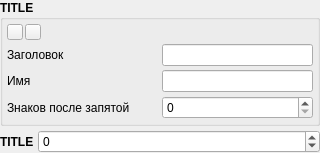
The window that src/components/variableintegerframe.ui (Gris87/ProtocolCreator) describes before a commit, drawn with Qt 5.
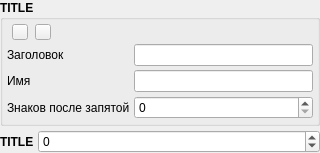
The same window after the commit. Icons and pictures are not drawn.

Patch:
```diff
--- a/src/components/variableintegerframe.ui
+++ b/src/components/variableintegerframe.ui
@@ -274,9 +274,12 @@
           <property name="orientation">
            <enum>Qt::Horizontal</enum>
           </property>
+          <property name="sizeType">
+           <enum>QSizePolicy::Fixed</enum>
+          </property>
           <property name="sizeHint" stdset="0">
            <size>
-            <width>0</width>
+            <width>74</width>
             <height>0</height>
            </size>
           </property>
```
Left out of the diff: 4 changed lines with no effect on the pictures.
